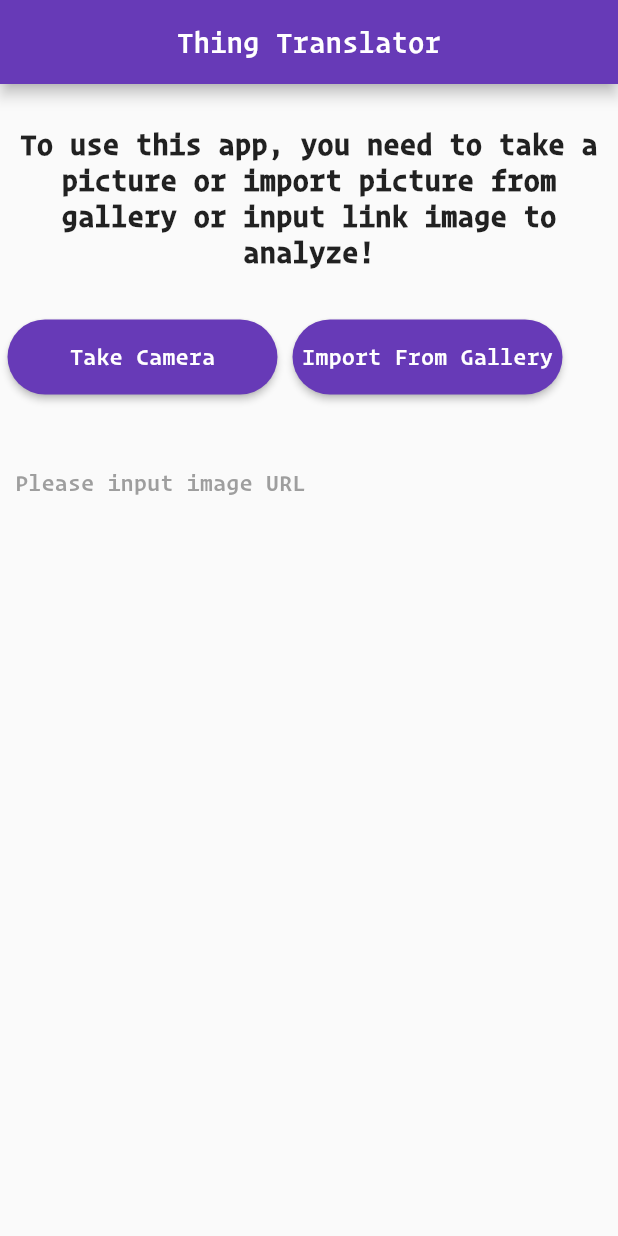
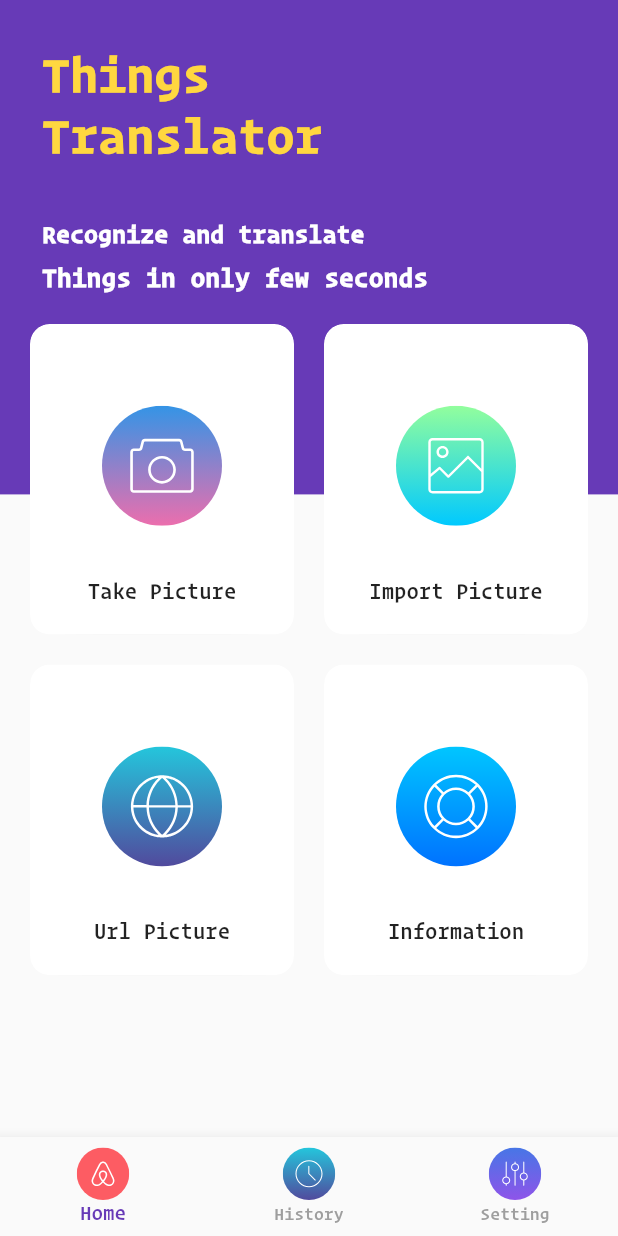
Before and after one commit to MonipichMP/thing_translator, a Flutter app: the screen it shows after launch, on a phone screen of 412 x 824 dp. Run offline on Flutter 3.47's test engine with Material 2 defaults, Android fonts, the phone set to English and light mode, and no system bars; our stand-ins replace camera, flutter_svg, image_picker.

Commit message:
customize homepage, add url picture feature

```diff
--- a/lib/home_page.dart
+++ /dev/null
@@ -1,135 +0,0 @@
-import 'dart:async';
-import 'dart:io';
-import 'dart:ui';
-
-import 'package:flutter/material.dart';
-import 'package:camera/camera.dart';
-import 'package:image_picker/image_picker.dart';
-import 'package:thingtranslator/screens/preview_picture.dart';
-import 'package:thingtranslator/take_picture/camera_screen.dart';
-import 'package:thingtranslator/widgets_recycle/button.dart';
-
-class HomePage extends StatefulWidget {
-  @override
-  _HomePageState createState() => _HomePageState();
-}
-
-class _HomePageState extends State<HomePage> {
-  File _image;
-  CameraController _controller;
-  Future<void> _initializeControllerFuture;
-  bool isCameraReady = false;
-  bool showCapturedPhoto = false;
-  TextEditingController value = TextEditingController();
-
-  @override
-  void initState() {
-    super.initState();
-    _initializeCamera();
-  }
-
-  Future _initializeCamera() async {
-    final cameras = await availableCameras();
-    final firstCamera = cameras.first;
-
-    _controller = CameraController(firstCamera, ResolutionPreset.high);
-    _initializeControllerFuture = _controller.initialize();
-
-    if (!mounted) {
-      return;
-    }
-    setState(() {
-      isCameraReady = true;
-    });
-  }
-
-  Future getImage() async {
-    var imageFile = await ImagePicker.pickImage(source: ImageSource.gallery);
-    setState(
-      () {
-        _image = imageFile;
-      },
-    );
-    Navigator.push(
-      context,
-      MaterialPageRoute(
-        builder: (context) => PreViewImage(imageFile: _image),
-      ),
-    );
-  }
-
-  @override
-  Widget build(BuildContext context) {
-    final appBar = AppBar(
-      automaticallyImplyLeading: false,
-      centerTitle: true,
-      title: Text("Thing Translator"),
-    );
-
-    final buttonTakeCamera = CustomButton(
-        title: "Take Camera",
-        onPressed: () {
-          Navigator.push(
-            context,
-            MaterialPageRoute(
-              builder: (context) => CameraScreen(),
-            ),
-          );
-        });
-
-    final buttonImport = CustomButton(
-        title: "Import From Gallery",
-        onPressed: () {
-          getImage();
-        });
-
-    final body = SingleChildScrollView(
-      child: Column(
-        mainAxisAlignment: MainAxisAlignment.center,
-        children: <Widget>[
-          SizedBox(
-            height: 20,
-          ),
-          Center(
-            child: Padding(
-              padding: const EdgeInsets.all(8.0),
-              child: Text(
-                "To use this app, you need to take a picture or import picture from gallery or input link image to analyze!",
-                style: TextStyle(
-                  fontSize: 20.0,
-                  fontWeight: FontWeight.bold,
-                ),
-                textAlign: TextAlign.center,
-              ),
-            ),
-          ),
-          SizedBox(
-            height: 20,
-          ),
-          Row(
-            children: <Widget>[buttonTakeCamera, buttonImport],
-          ),
-          SizedBox(
-            height: 20,
-          ),
-          Padding(
-            padding: EdgeInsets.all(10.0),
-            child: TextField(
-              controller: value,
-              decoration: InputDecoration(
-                border: InputBorder.none,
-                hintText: 'Please input image URL',
-                hintStyle: TextStyle(color: Colors.grey),
-              ),
-            ),
-          ),
-        ],
-      ),
-    );
-
-    return Scaffold(
-      appBar: appBar,
-      body: body,
-    );
-  }
-}
--- a/lib/main.dart
+++ b/lib/main.dart
@@ -1,5 +1,5 @@
 import 'package:flutter/material.dart';
-import 'package:thingtranslator/home_page.dart';
+import 'package:thingtranslator/screens/base_screen.dart';
 
 void main() => runApp(MyApp());
 
@@ -12,9 +12,9 @@ class MyApp extends StatelessWidget {
       theme: ThemeData(
         fontFamily: "OperatorMono",
         primaryColor: Colors.deepPurple[500],
-        accentColor: Colors.yellow[500]
+        accentColor: Colors.amberAccent
       ),
-      home: HomePage(),
+      home: BaseScreen(),
     );
   }
 }
--- /dev/null
+++ b/lib/screens/base_screen.dart
@@ -0,0 +1,74 @@
+import 'package:flutter/material.dart';
+import 'package:flutter_svg/svg.dart';
+import 'package:thingtranslator/screens/home_screen.dart';
+
+class BaseScreen extends StatefulWidget {
+  @override
+  _BaseScreenState createState() => _BaseScreenState();
+}
+
+class _BaseScreenState extends State<BaseScreen> {
+  int selectedIndex = 0;
+
+  void onTap(int index) {
+    setState(() {
+      selectedIndex = index;
+    });
+  }
+
+  @override
+  Widget build(BuildContext context) {
+    final bottomNavBar = BottomNavigationBar(
+      items: <BottomNavigationBarItem>[
+        BottomNavigationBarItem(
+            icon: SvgPicture.asset(
+              "assets/images/home.svg",
+              width: 35,
+              height: 35,
+            ),
+            title: Text("Home")),
+        BottomNavigationBarItem(
+            icon: SvgPicture.asset(
+              "assets/images/history.svg",
+              width: 35,
+              height: 35,
+            ),
+            title: Text("History")),
+        BottomNavigationBarItem(
+            icon: SvgPicture.asset(
+              "assets/images/setting.svg",
+              width: 35,
+              height: 35,
+            ),
+            title: Text("Setting")),
+      ],
+      currentIndex: selectedIndex,
+      onTap: onTap,
+      selectedItemColor: Theme.of(context).primaryColor,
+      unselectedItemColor: Colors.grey,
+    );
+
+    final menuScreens = [
+      HomeScreen(),
+      Center(child: Text("History")),
+      Center(child: Text("Setting")),
+    ];
+
+    return Scaffold(
+        backgroundColor: Colors.grey[150],
+        body: menuScreens.elementAt(selectedIndex),
+        bottomNavigationBar: bottomNavBar);
+  }
+}
+//
+// Padding(
+//             padding: EdgeInsets.all(10.0),
+//             child: TextField(
+//               controller: value,
+//               decoration: InputDecoration(
+//                 border: InputBorder.none,
+//                 hintText: 'Please input image URL',
+//                 hintStyle: TextStyle(color: Colors.grey),
+//               ),
+//             ),
+//           ),
--- /dev/null
+++ b/lib/screens/home_screen.dart
@@ -0,0 +1,171 @@
+import 'dart:io';
+
+import 'package:camera/camera.dart';
+import 'package:flutter/material.dart';
+import 'package:image_picker/image_picker.dart';
+import 'package:thingtranslator/screens/camera_screen.dart';
+import 'package:thingtranslator/screens/preview_picture.dart';
+import 'package:thingtranslator/screens/url_screen.dart';
+import 'package:thingtranslator/widgets_recycle/menuCard.dart';
+
+class HomeScreen extends StatefulWidget {
+  @override
+  _HomeScreenState createState() => _HomeScreenState();
+}
+
+class _HomeScreenState extends State<HomeScreen> {
+  File _image;
+  CameraController _controller;
+  Future<void> _initializeControllerFuture;
+  bool isCameraReady = false;
+  bool showCapturedPhoto = false;
+  TextEditingController value = TextEditingController();
+
+  @override
+  void initState() {
+    super.initState();
+    _initializeCamera();
+  }
+
+  Future _initializeCamera() async {
+    final cameras = await availableCameras();
+    final firstCamera = cameras.first;
+
+    _controller = CameraController(firstCamera, ResolutionPreset.high);
+    _initializeControllerFuture = _controller.initialize();
+
+    if (!mounted) {
+      return;
+    }
+    setState(() {
+      isCameraReady = true;
+    });
+  }
+
+  Future getImageForPreview() async {
+    var imageFile = await ImagePicker.pickImage(source: ImageSource.gallery) ;
+    setState(
+      () {
+        _image = imageFile;
+      },
+    );
+    Navigator.push(
+      context,
+      MaterialPageRoute(
+        builder: (context) => PreViewImage(imageFile: _image),
+      ),
+    );
+  }
+
+  @override
+  Widget build(BuildContext context) {
+    final backgroundContainer = Container(
+      height: MediaQuery.of(context).size.height * 0.4,
+      decoration: BoxDecoration(
+        color: Theme.of(context).primaryColor,
+      ),
+    );
+
+    final foregroundContainer = SafeArea(
+      child: Padding(
+        padding: EdgeInsets.symmetric(horizontal: 20),
+        child: Column(
+          crossAxisAlignment: CrossAxisAlignment.start,
+          children: <Widget>[
+            SizedBox(height: 20),
+            Padding(
+              padding: EdgeInsets.all(8.0),
+              child: Text(
+                "Things \nTranslator",
+                style: TextStyle(
+                  fontWeight: FontWeight.w900,
+                  fontSize: 34,
+                  color: Theme.of(context).accentColor,
+                ),
+              ),
+            ),
+            SizedBox(height: 20),
+            Padding(
+              padding: EdgeInsets.all(8.0),
+              child: Text(
+                "Recognize and translate",
+                style: TextStyle(
+                  fontWeight: FontWeight.w900,
+                  fontSize: 17,
+                  color: Colors.white,
+                ),
+              ),
+            ),
+            Padding(
+              padding: EdgeInsets.symmetric(horizontal: 8.0),
+              child: Text(
+                "Things in only few seconds",
+                style: TextStyle(
+                  fontWeight: FontWeight.w900,
+                  fontSize: 18,
+                  color: Colors.white,
+                ),
+              ),
+            ),
+            SizedBox(height: 20),
+            Expanded(
+              child: GridView.count(
+                crossAxisCount: 2,
+                childAspectRatio: 0.85,
+                crossAxisSpacing: 20,
+                mainAxisSpacing: 20,
+                children: <Widget>[
+                  MenuCard(
+                    title: "Take Picture",
+                    svgPicture: "assets/images/cam.svg",
+                    onTap: () {
+                      Navigator.push(
+                        context,
+                        MaterialPageRoute(
+                          builder: (context) => CameraScreen(),
+                        ),
+                      );
+                    },
+                  ),
+                  MenuCard(
+                    title: "Import Picture",
+                    svgPicture: "assets/images/image.svg",
+                    onTap: () {
+                      getImageForPreview();
+                    },
+                  ),
+                  MenuCard(
+                    title: "Url Picture",
+                    svgPicture: "assets/images/web.svg",
+                    onTap: () {
+                      Navigator.push(
+                        context,
+                        MaterialPageRoute(
+                          builder: (context) => UrlScreen(),
+                        ),
+                      );
+                    },
+                  ),
+                  MenuCard(
+                    title: "Information",
+                    svgPicture: "assets/images/info.svg",
+                    onTap: () {},
+                  ),
+                ],
+              ),
+            ),
+          ],
+        ),
+      ),
+    );
+
+    final body = Stack(
+      children: <Widget>[
+        backgroundContainer,
+        foregroundContainer,
+      ],
+    );
+
+    return body;
+  }
+}
--- /dev/null
+++ b/lib/widgets_recycle/menuCard.dart
@@ -0,0 +1,65 @@
+import 'package:flutter/material.dart';
+import 'package:flutter_svg/flutter_svg.dart';
+
+class MenuCard extends StatelessWidget {
+  final String title;
+  final String svgPicture;
+  final Function onTap;
+
+  const MenuCard(
+      {Key key,
+      @required this.title,
+      @required this.svgPicture,
+      @required this.onTap})
+      : super(key: key);
+
+  @override
+  Widget build(BuildContext context) {
+    return ClipRRect(
+      borderRadius: BorderRadius.circular(13),
+      child: Container(
+        decoration: BoxDecoration(
+          color: Colors.white,
+          // border: Border.all(
+          //   color: Theme.of(context).accentColor,
+          // ),
+          borderRadius: BorderRadius.circular(13),
+          boxShadow: [
+            BoxShadow(
+              offset: Offset(0, 17),
+              blurRadius: 17,
+              spreadRadius: -23,
+              color: Colors.grey[300],
+            ),
+          ],
+        ),
+        child: Material(
+          color: Colors.transparent,
+          child: InkWell(
+            onTap: onTap,
+            child: Padding(
+              padding: EdgeInsets.all(20),
+              child: Column(
+                children: <Widget>[
+                  Spacer(),
+                  SvgPicture.asset(
+                    svgPicture,
+                    width: 80,
+                    height: 80,
+                  ),
+                  Spacer(),
+                  Text(
+                    title,
+                    style: TextStyle(
+                      fontSize: 15,
+                    ),
+                  ),
+                ],
+              ),
+            ),
+          ),
+        ),
+      ),
+    );
+  }
+}
--- a/pubspec.yaml
+++ b/pubspec.yaml
@@ -28,6 +28,7 @@ dependencies:
   path_provider: ^1.6.11
   esys_flutter_share: ^1.0.2
   path: ^1.6.4
+  flutter_svg: ^0.17.4
 
 dev_dependencies:
   flutter_test:
@@ -47,8 +48,8 @@ flutter:
   uses-material-design: true
 
   # To add assets to your application, add an assets section, like this:
-  # assets:
-  #  - images/a_dot_burr.jpeg
+  assets:
+   - assets/images/
   #  - images/a_dot_ham.jpeg
 
   # An image asset can refer to one or more resolution-specific "variants", see
```
Also changed, not shown: lib/apis/label_api.dart (+14 -28 lines), lib/screens/camera_screen.dart (renamed from lib/take_picture/camera_screen.dart, +5 -8 lines), lib/screens/preview_picture.dart (+49 -18 lines), lib/screens/showModel.dart (+64 -22 lines), lib/screens/url_screen.dart (added, +53 -0 lines), assets/images/cam.svg (added), assets/images/history.svg (added), assets/images/home.svg (added), assets/images/image.svg (added), assets/images/info.svg (added), assets/images/setting.svg (added), assets/images/web.svg (added), pubspec.lock.
